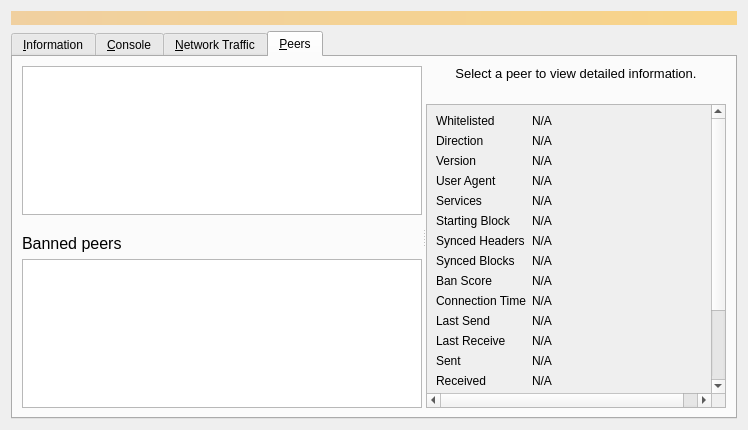
TaobotX11/nusacoin, file src/qt/forms/debugwindow.ui: the form before one commit.
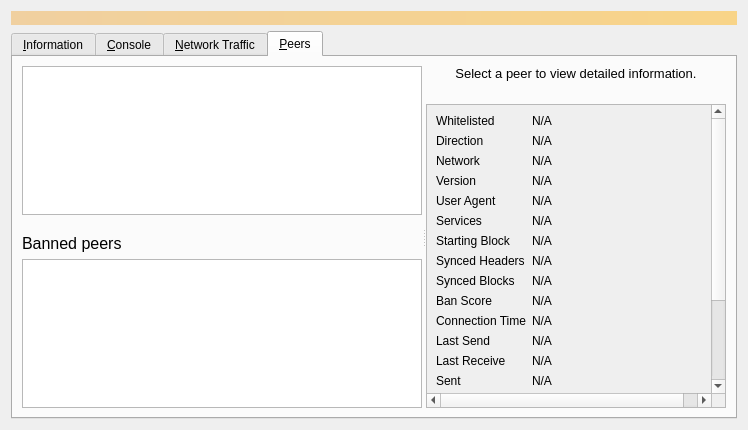
The form after the commit. The open tabs and pages were chosen to show the change. Icons and pictures are not drawn. Custom widgets are drawn as their Qt base class.

Commit message: Add network to peers window and peer details #162

Diff of the .ui file:
```diff
--- a/src/qt/forms/debugwindow.ui
+++ b/src/qt/forms/debugwindow.ui
@@ -1123,13 +1123,39 @@
                 </widget>
                </item>
                <item row="2" column="0">
+               <widget class="QLabel" name="peerNetworkLabel">
+                 <property name="toolTip">
+                  <string>The network protocol this peer is connected through: IPv4, IPv6, Onion, I2P, or CJDNS.</string> 
+                 </property> 
+                 <property name="text">
+                  <string>Network</string>
+                 </property>
+                </widget>
+               </item>
+               <item row="2" column="1">
+                <widget class="QLabel" name="peerNetwork">
+                 <property name="cursor">
+                  <cursorShape>IBeamCursor</cursorShape>
+                 </property>
+                 <property name="text">
+                  <string>N/A</string>
+                 </property>
+                 <property name="textFormat">
+                  <enum>Qt::PlainText</enum>
+                 </property>
+                 <property name="textInteractionFlags">
+                  <set>Qt::LinksAccessibleByMouse|Qt::TextSelectableByKeyboard|Qt::TextSelectableByMouse</set>
+                 </property>
+                </widget>
+               </item>
+               <item row="3" column="0">
                 <widget class="QLabel" name="label_21">
                  <property name="text">
                   <string>Version</string>
                  </property>
                 </widget>
                </item>
-               <item row="2" column="1">
+               <item row="3" column="1">
                 <widget class="QLabel" name="peerVersion">
                  <property name="cursor">
                   <cursorShape>IBeamCursor</cursorShape>
@@ -1145,14 +1171,14 @@
                  </property>
                 </widget>
                </item>
-               <item row="3" column="0">
+               <item row="4" column="0">
                 <widget class="QLabel" name="label_28">
                  <property name="text">
                   <string>User Agent</string>
                  </property>
                 </widget>
                </item>
-               <item row="3" column="1">
+               <item row="4" column="1">
                 <widget class="QLabel" name="peerSubversion">
                  <property name="cursor">
                   <cursorShape>IBeamCursor</cursorShape>
@@ -1168,14 +1194,14 @@
                  </property>
                 </widget>
                </item>
-               <item row="4" column="0">
+               <item row="5" column="0">
                 <widget class="QLabel" name="label_4">
                  <property name="text">
                   <string>Services</string>
                  </property>
                 </widget>
                </item>
-               <item row="4" column="1">
+               <item row="5" column="1">
                 <widget class="QLabel" name="peerServices">
                  <property name="cursor">
                   <cursorShape>IBeamCursor</cursorShape>
@@ -1191,14 +1217,14 @@
                  </property>
                 </widget>
                </item>
-               <item row="5" column="0">
+               <item row="6" column="0">
                 <widget class="QLabel" name="label_29">
                  <property name="text">
                   <string>Starting Block</string>
                  </property>
                 </widget>
                </item>
-               <item row="5" column="1">
+               <item row="6" column="1">
                 <widget class="QLabel" name="peerHeight">
                  <property name="cursor">
                   <cursorShape>IBeamCursor</cursorShape>
@@ -1214,14 +1240,14 @@
                  </property>
                 </widget>
                </item>
-               <item row="6" column="0">
+               <item row="7" column="0">
                 <widget class="QLabel" name="label_27">
                  <property name="text">
                   <string>Synced Headers</string>
                  </property>
                 </widget>
                </item>
-               <item row="6" column="1">
+               <item row="7" column="1">
                 <widget class="QLabel" name="peerSyncHeight">
                  <property name="cursor">
                   <cursorShape>IBeamCursor</cursorShape>
@@ -1237,14 +1263,14 @@
                  </property>
                 </widget>
                </item>
-               <item row="7" column="0">
+               <item row="8" column="0">
                 <widget class="QLabel" name="label_25">
                  <property name="text">
                   <string>Synced Blocks</string>
                  </property>
                 </widget>
                </item>
-               <item row="7" column="1">
+               <item row="8" column="1">
                 <widget class="QLabel" name="peerCommonHeight">
                  <property name="cursor">
                   <cursorShape>IBeamCursor</cursorShape>
@@ -1260,14 +1286,14 @@
                  </property>
                 </widget>
                </item>
-               <item row="8" column="0">
+               <item row="9" column="0">
                 <widget class="QLabel" name="label_24">
                  <property name="text">
                   <string>Ban Score</string>
                  </property>
                 </widget>
                </item>
-               <item row="8" column="1">
+               <item row="9" column="1">
                 <widget class="QLabel" name="peerBanScore">
                  <property name="cursor">
                   <cursorShape>IBeamCursor</cursorShape>
@@ -1283,14 +1309,14 @@
                  </property>
                 </widget>
                </item>
-               <item row="9" column="0">
+               <item row="10" column="0">
                 <widget class="QLabel" name="label_22">
                  <property name="text">
                   <string>Connection Time</string>
                  </property>
                 </widget>
                </item>
-               <item row="9" column="1">
+               <item row="10" column="1">
                 <widget class="QLabel" name="peerConnTime">
                  <property name="cursor">
                   <cursorShape>IBeamCursor</cursorShape>
@@ -1306,14 +1332,14 @@
                  </property>
                 </widget>
                </item>
-               <item row="10" column="0">
+               <item row="11" column="0">
                 <widget class="QLabel" name="label_15">
                  <property name="text">
                   <string>Last Send</string>
                  </property>
                 </widget>
                </item>
-               <item row="10" column="1">
+               <item row="11" column="1">
                 <widget class="QLabel" name="peerLastSend">
                  <property name="cursor">
                   <cursorShape>IBeamCursor</cursorShape>
@@ -1329,14 +1355,14 @@
                  </property>
                 </widget>
                </item>
-               <item row="11" column="0">
+               <item row="12" column="0">
                 <widget class="QLabel" name="label_19">
                  <property name="text">
                   <string>Last Receive</string>
                  </property>
                 </widget>
                </item>
-               <item row="11" column="1">
+               <item row="12" column="1">
                 <widget class="QLabel" name="peerLastRecv">
                  <property name="cursor">
                   <cursorShape>IBeamCursor</cursorShape>
@@ -1352,14 +1378,14 @@
                  </property>
                 </widget>
                </item>
-               <item row="12" column="0">
+               <item row="13" column="0">
                 <widget class="QLabel" name="label_18">
                  <property name="text">
                   <string>Sent</string>
                  </property>
                 </widget>
                </item>
-               <item row="12" column="1">
+               <item row="13" column="1">
                 <widget class="QLabel" name="peerBytesSent">
                  <property name="cursor">
                   <cursorShape>IBeamCursor</cursorShape>
@@ -1375,14 +1401,14 @@
                  </property>
                 </widget>
                </item>
-               <item row="13" column="0">
+               <item row="14" column="0">
                 <widget class="QLabel" name="label_20">
                  <property name="text">
                   <string>Received</string>
                  </property>
                 </widget>
                </item>
-               <item row="13" column="1">
+               <item row="14" column="1">
                 <widget class="QLabel" name="peerBytesRecv">
                  <property name="cursor">
                   <cursorShape>IBeamCursor</cursorShape>
@@ -1398,14 +1424,14 @@
                  </property>
                 </widget>
                </item>
-               <item row="14" column="0">
+               <item row="15" column="0">
                 <widget class="QLabel" name="label_26">
                  <property name="text">
                   <string>Ping Time</string>
                  </property>
                 </widget>
                </item>
-               <item row="14" column="1">
+               <item row="15" column="1">
                 <widget class="QLabel" name="peerPingTime">
                  <property name="cursor">
                   <cursorShape>IBeamCursor</cursorShape>
@@ -1421,7 +1447,7 @@
                  </property>
                 </widget>
                </item>
-               <item row="15" column="0">
+               <item row="16" column="0">
                 <widget class="QLabel" name="peerPingWaitLabel">
                  <property name="toolTip">
                   <string>The duration of a currently outstanding ping.</string>
@@ -1431,7 +1457,7 @@
                  </property>
                 </widget>
                </item>
-               <item row="15" column="1">
+               <item row="16" column="1">
                 <widget class="QLabel" name="peerPingWait">
                  <property name="cursor">
                   <cursorShape>IBeamCursor</cursorShape>
@@ -1447,14 +1473,14 @@
                  </property>
                 </widget>
                </item>
-               <item row="16" column="0">
+               <item row="17" column="0">
                 <widget class="QLabel" name="peerMinPingLabel">
                  <property name="text">
                   <string>Min Ping</string>
                  </property>
                 </widget>
                </item>
-               <item row="16" column="1">
+               <item row="17" column="1">
                 <widget class="QLabel" name="peerMinPing">
                  <property name="cursor">
                   <cursorShape>IBeamCursor</cursorShape>
@@ -1470,14 +1496,14 @@
                  </property>
                 </widget>
                </item>
-               <item row="17" column="0">
+               <item row="18" column="0">
                 <widget class="QLabel" name="label_timeoffset">
                  <property name="text">
                   <string>Time Offset</string>
                  </property>
                 </widget>
                </item>
-               <item row="17" column="1">
+               <item row="18" column="1">
                 <widget class="QLabel" name="timeoffset">
                  <property name="cursor">
                   <cursorShape>IBeamCursor</cursorShape>
@@ -1493,7 +1519,7 @@
                  </property>
                 </widget>
                </item>
-               <item row="18" column="0">
+               <item row="19" column="0">
                 <widget class="QLabel" name="peerMappedASLabel">
                  <property name="toolTip">
                   <string>The mapped Autonomous System used for diversifying peer selection.</string>
@@ -1503,7 +1529,7 @@
                  </property>
                 </widget>
                </item>
-               <item row="18" column="1">
+               <item row="19" column="1">
                 <widget class="QLabel" name="peerMappedAS">
                  <property name="cursor">
                   <cursorShape>IBeamCursor</cursorShape>
@@ -1519,7 +1545,7 @@
                  </property>
                 </widget>
                </item>
-               <item row="19" column="0">
+               <item row="20" column="0">
                 <spacer name="verticalSpacer_3">
                  <property name="orientation">
                   <enum>Qt::Vertical</enum>
```
The commit also changes 11 other files.
